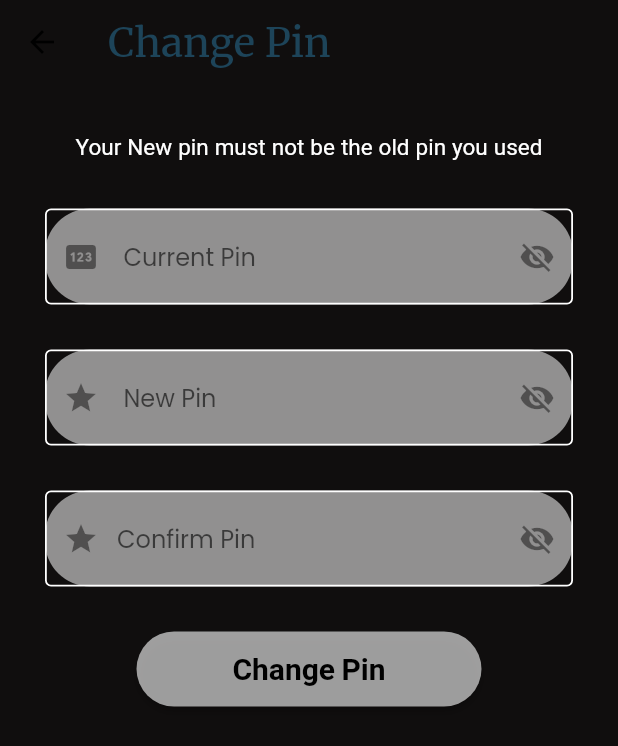
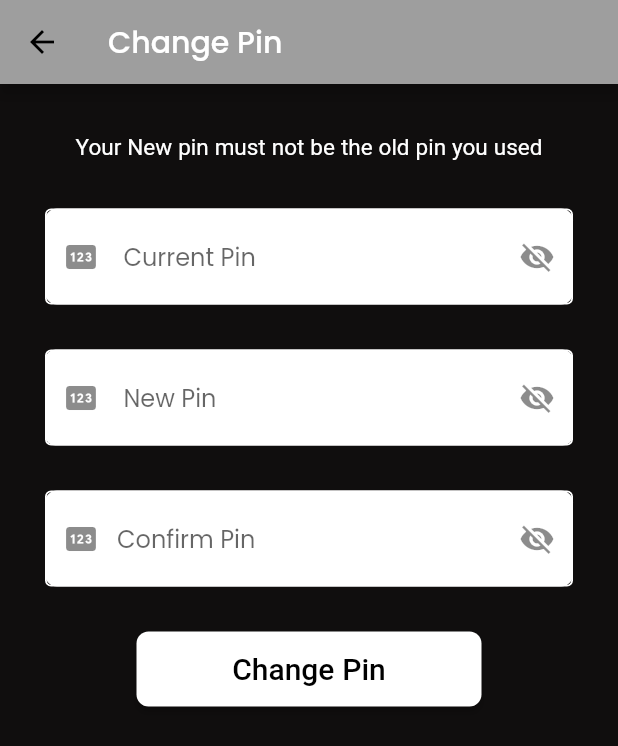
Before and after one commit to prasnaaryal/intruderdetection, a Flutter app: the Changepassword screen opened by its route, on a phone screen of 412 x 824 dp. Shown: the top 746 px of the screen. Run offline on Flutter 3.47's test engine with Material 2 defaults, Android fonts, the phone set to English and light mode, and no system bars; drawn by our look-alikes of loader_overlay; our stand-ins replace cloud_firestore, firebase_auth, firebase_core, firebase_messaging, firebase_storage, flutter_local_notifications and 5 more; accounts and stored records are empty.

Commit message:
changed colors

```diff
--- a/lib/Screens/KnownFaceDetails.dart
+++ b/lib/Screens/KnownFaceDetails.dart
@@ -30,9 +30,9 @@ class _KnownFaceDetailsState extends State<KnownFaceDetails> {
   @override
   Widget build(BuildContext context) {
     return Scaffold(
-      backgroundColor: Colors.black26,
+      backgroundColor: Colors.grey[900],
       appBar: AppBar(
-        backgroundColor: Colors.grey[700],
+        backgroundColor: Colors.black,
         title: Text("Details"),
         actions: [
           IconButton(
--- a/lib/Screens/Notification.dart
+++ b/lib/Screens/Notification.dart
@@ -48,7 +48,9 @@ class _NotificationScreenState extends State<NotificationScreen> {
   @override
   Widget build(BuildContext context) {
     return Scaffold(
+      backgroundColor: Colors.black,
         appBar: AppBar(
+          backgroundColor: Colors.grey[900],
           leading: IconButton(
             icon: Icon(Icons.arrow_back),
             onPressed: () {
--- a/lib/Screens/changepin.dart
+++ b/lib/Screens/changepin.dart
@@ -91,9 +91,16 @@ class _ChangepasswordState extends State<Changepassword> {
   @override
   Widget build(BuildContext context) {
     return Scaffold(
-      appBar: buildAppBar(context,
-          title: "Change Pin",
-          actions: [],
+      appBar: AppBar(
+          title:Text(
+            "Change Pin",
+            style: TextStyle(color: Colors.white),
+            // Replace "Colors.red" with your desired color
+          ),
+
+
+          actions: [
+          ],
           leading: CustomBackButton(tapEvent: () {
             Navigator.push(context, MaterialPageRoute(builder: (context) => Dashboard()));
 
@@ -124,8 +131,8 @@ class _ChangepasswordState extends State<Changepassword> {
                       SizedBox(height: 30,),
                       Container(
                         decoration: BoxDecoration(
-                          color: Colors.white54,
-                          borderRadius: BorderRadius.circular(30),
+                          color: Colors.white,
+                          borderRadius: BorderRadius.circular(8),
                         ),
                         child: TextFormField(
                           obscureText: _obsecured,
@@ -147,7 +154,7 @@ class _ChangepasswordState extends State<Changepassword> {
                           controller: currentController,
                           validator: ((value) {
                             if (value == null || value.isEmpty) {
-                              return "Please Enter Pin";
+                              return "    Please Enter Pin";
                             }
                             return null;
                           }),
@@ -159,8 +166,8 @@ class _ChangepasswordState extends State<Changepassword> {
                       Container(
                         // margin: EdgeInsets.symmetric(vertical: 10, horizontal: 20),
                         decoration: BoxDecoration(
-                          color: Colors.white54,
-                          borderRadius: BorderRadius.circular(30),
+                          color: Colors.white,
+                          borderRadius: BorderRadius.circular(7),
                         ),
                         child: TextFormField(
                           obscureText: _obsecured,
@@ -169,7 +176,7 @@ class _ChangepasswordState extends State<Changepassword> {
                               border: InputBorder.none,
                               // label: Text("Password"),
                               hintText: " New Pin",
-                              prefixIcon: Icon(Icons.star),
+                              prefixIcon: Icon(Icons.pin),
                               suffixIcon: IconButton(
                                   onPressed: () {
                                     setState(() {
@@ -194,8 +201,8 @@ class _ChangepasswordState extends State<Changepassword> {
                       Container(
                         // margin: EdgeInsets.symmetric(vertical: 10, horizontal: 20),
                         decoration: BoxDecoration(
-                          color: Colors.white54,
-                          borderRadius: BorderRadius.circular(30),
+                          color: Colors.white,
+                          borderRadius: BorderRadius.circular(8),
                         ),
                         child: TextFormField(
                           obscureText: _obsecured,
@@ -204,7 +211,7 @@ class _ChangepasswordState extends State<Changepassword> {
                               border: InputBorder.none,
                               // label: Text("Email"),
                               hintText: "Confirm Pin",
-                              prefixIcon: Icon(Icons.star),
+                              prefixIcon: Icon(Icons.pin),
                               suffixIcon: IconButton(
                                 onPressed: () {
                                   setState(() {
@@ -241,15 +248,16 @@ class _ChangepasswordState extends State<Changepassword> {
                       }
                     },
                     style: ElevatedButton.styleFrom(
-                        backgroundColor: Colors.white60,
+                        backgroundColor: Colors.white,
                         shape: RoundedRectangleBorder(
-                          borderRadius: BorderRadius.circular(30),
+                          borderRadius: BorderRadius.circular(8),
                         )),
                     child: Text("Change Pin",
                     style: TextStyle(
                       fontSize: 20,
+                      color: Colors.black,
                       fontFamily: "Times New Roman",
-                      fontWeight: FontWeight.bold,
+                      // fontWeight: FontWeight.bold,
 
                     ),
                     ),
--- a/lib/main.dart
+++ b/lib/main.dart
@@ -105,7 +105,7 @@ class MyApp extends StatelessWidget {
               )),
               textTheme: GoogleFonts.poppinsTextTheme(),
             ),
-            initialRoute: "/changepassword",
+            initialRoute: "/dashboard",
             routes: {
               "/login": (BuildContext context) => LoginScreen(),
               "/dashboard": (BuildContext context) => Dashboard(),
```
